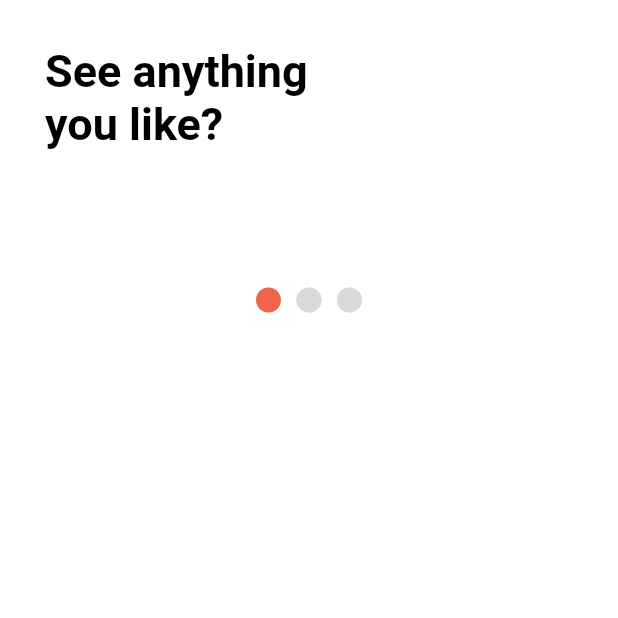
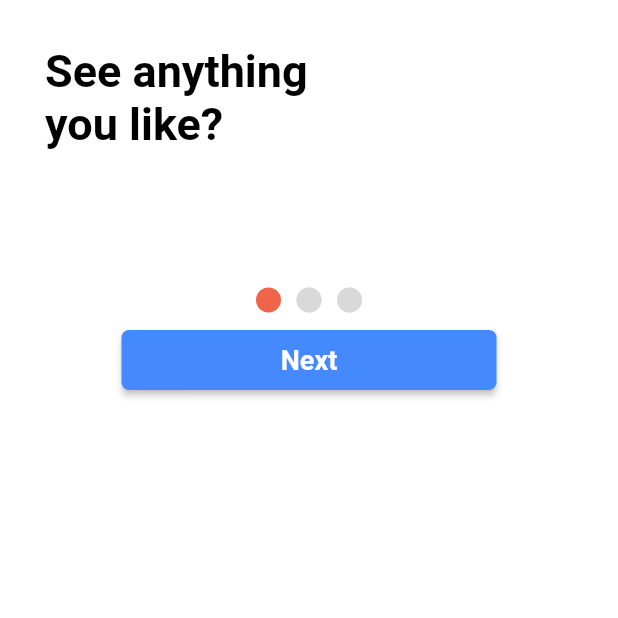
Before and after one commit to vandr033/Converge, a Flutter app: the InterestScreen1 screen opened directly, on a phone screen of 412 x 824 dp, the top half of it. Run offline on Flutter 3.47's test engine with Material 2 defaults, Android fonts, the phone set to English and light mode, and no system bars; our stand-ins replace cloud_firestore, equatable, firebase_auth, firebase_core; accounts and stored records are empty.

Commit message:
Added the Next Button to Interest Screen 1

```diff
--- a/lib/interest_screen_1.dart
+++ b/lib/interest_screen_1.dart
@@ -102,7 +102,26 @@ class InterestScreen1State extends State<InterestScreen1> {
             ),
             Row(
               //row 9 - "next" button
-              children: const [],
+              mainAxisAlignment: MainAxisAlignment.center,
+              children: [
+                //The actual formatting of the 'Next' button and everything we do for it
+                SizedBox(
+                  width: 250.0,
+                  height: 40.0,
+                  child: ElevatedButton(
+                      onPressed: () {},
+                      style: ElevatedButton.styleFrom(
+                          backgroundColor: Color(0xff4589FF),
+                          foregroundColor: Colors.white,
+                          shape: RoundedRectangleBorder(
+                              borderRadius: BorderRadius.circular(5.0))),
+                      child: const Text(
+                        'Next',
+                        style: TextStyle(
+                            fontSize: 18, fontWeight: FontWeight.bold),
+                      )),
+                )
+              ],
             ),
           ], //last row- end of children within column.
         ),
```
